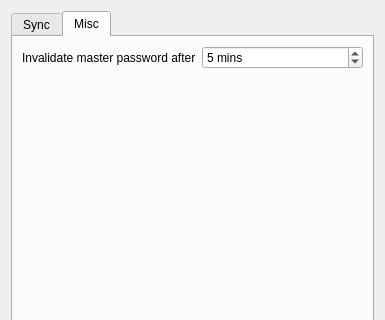
The window that optionsdialog.ui (607011/Qt-SESAM) describes before a commit, drawn with Qt 5; both pictures show x 0 to 385 and y 0 to 320 of the 385 by 500 pixel window.
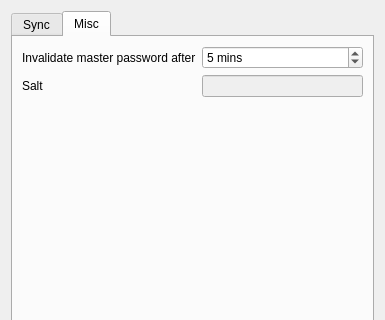
The same window after the commit. The open tabs and pages were chosen to show the change.

Commit message: Salt now read from `OptionsDialog`.

What changed in the file:
```diff
--- a/optionsdialog.ui
+++ b/optionsdialog.ui
@@ -245,6 +245,23 @@
            </property>
           </widget>
          </item>
+         <item row="1" column="0">
+          <widget class="QLabel" name="label_8">
+           <property name="text">
+            <string>Salt</string>
+           </property>
+          </widget>
+         </item>
+         <item row="1" column="1">
+          <widget class="QLineEdit" name="saltLineEdit">
+           <property name="enabled">
+            <bool>false</bool>
+           </property>
+           <property name="text">
+            <string/>
+           </property>
+          </widget>
+         </item>
         </layout>
        </item>
        <item>
```
Left out of the diff: 2 changed lines with no effect on the pictures. The commit also changes 3 other files.
